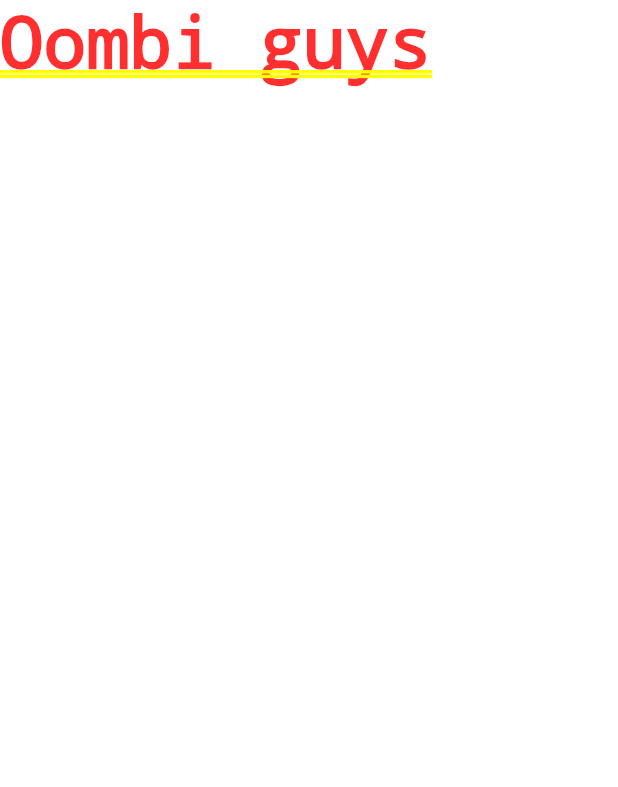
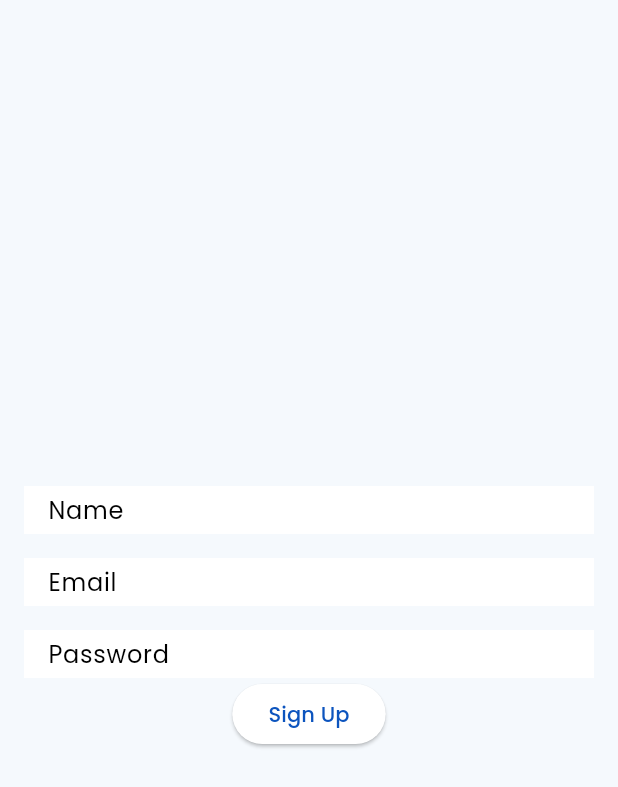
Before and after one commit to plokmij/e_store_pr, a Flutter app: the screen it shows after launch, on a phone screen of 412 x 824 dp. Shown: the top 787 px of the screen. Run offline on Flutter 3.47's test engine with Material 3 defaults, Android fonts, the phone set to English and light mode, and no system bars; our stand-ins replace cloud_firestore, email_validator, firebase_auth, firebase_core, google_fonts; accounts and stored records are empty.

Commit message:
feat: add basic theming to signup screen

```diff
--- a/lib/app.dart
+++ b/lib/app.dart
@@ -1,4 +1,6 @@
+import 'package:e_store_pr/features/authentication/screens/signup_screen.dart';
 import 'package:flutter/material.dart';
+import 'package:google_fonts/google_fonts.dart';
 import 'package:provider/provider.dart';
 
 import 'features/authentication/provider/auth_provider.dart';
@@ -7,14 +9,28 @@ import 'features/home/screens/home.dart';
 class MyApp extends StatelessWidget {
   const MyApp({super.key});
 
-  // This widget is the root of your application.
   @override
   Widget build(BuildContext context) {
     return MaterialApp(
       title: 'e Shop',
       theme: ThemeData(
-        colorScheme: ColorScheme.fromSeed(seedColor: Colors.deepPurple),
+        colorScheme: ColorScheme.fromSwatch().copyWith(
+          primary: const Color(0xff0c54be),
+          secondary: const Color(0xff303f60),
+          surface: const Color(0xfff5f9fd),
+        ),
+        scaffoldBackgroundColor: const Color(0xfff5f9fd),
         useMaterial3: true,
+        textTheme: GoogleFonts.poppinsTextTheme(),
+        inputDecorationTheme: const InputDecorationTheme(
+          filled: true,
+          fillColor: Colors.white,
+          isDense: true,
+          border: InputBorder.none,
+          hintStyle: TextStyle(
+            color: Colors.black,
+          ),
+        ),
       ),
       home: Consumer<AuthProvider>(
         builder: (context, provider, _) {
@@ -25,7 +41,9 @@ class MyApp extends StatelessWidget {
           } else if (provider.isLoggedIn) {
             return const HomeScreen();
           } else {
-            return const Text('Oombi guys');
+            return const Scaffold(
+              body: SignupScreen(),
+            );
           }
         },
       ),
--- /dev/null
+++ b/lib/features/authentication/screens/signup_screen.dart
@@ -0,0 +1,79 @@
+import 'package:e_store_pr/features/authentication/provider/auth_provider.dart';
+import 'package:email_validator/email_validator.dart';
+import 'package:flutter/material.dart';
+import 'package:provider/provider.dart';
+
+class SignupScreen extends StatefulWidget {
+  const SignupScreen({super.key});
+
+  @override
+  State<SignupScreen> createState() => _SignupScreenState();
+}
+
+class _SignupScreenState extends State<SignupScreen> {
+  final _formKey = GlobalKey<FormState>();
+
+  String _email = '';
+  String _name = '';
+  String _password = '';
+
+  final _gap = const SizedBox(
+    height: 16,
+  );
+
+  @override
+  Widget build(BuildContext context) {
+    return Padding(
+      padding: const EdgeInsets.all(16.0),
+      child: Form(
+        key: _formKey,
+        child: Column(
+          mainAxisAlignment: MainAxisAlignment.center,
+          crossAxisAlignment: CrossAxisAlignment.center,
+          children: [
+            TextFormField(
+              decoration: const InputDecoration(hintText: 'Name'),
+              validator: (value) =>
+                  (value ?? '').isEmpty ? 'Please enter your name' : null,
+              onChanged: (value) {
+                _name = value;
+              },
+            ),
+            _gap,
+            TextFormField(
+              decoration: const InputDecoration(hintText: 'Email'),
+              validator: (value) =>
+                  (value ?? '').isEmpty || EmailValidator.validate(value!)
+                      ? null
+                      : 'Please enter a valid email',
+              onChanged: (value) {
+                _email = value;
+              },
+            ),
+            _gap,
+            TextFormField(
+              decoration: const InputDecoration(hintText: 'Password'),
+              obscureText: true,
+              validator: (value) => (value ?? '').isEmpty ? 'Password' : null,
+              onChanged: (value) {
+                _password = value;
+              },
+            ),
+            ElevatedButton(
+              onPressed: () {
+                if (_formKey.currentState!.validate()) {
+                  context.read<AuthProvider>().signUp(
+                        email: _email,
+                        name: _name,
+                        password: _password,
+                      );
+                }
+              },
+              child: const Text('Sign Up'),
+            ),
+          ],
+        ),
+      ),
+    );
+  }
+}
--- a/pubspec.yaml
+++ b/pubspec.yaml
@@ -16,6 +16,8 @@ dependencies:
   firebase_core: ^2.24.2
   cloud_firestore: ^4.14.0
   firebase_auth: ^4.16.0
+  email_validator: ^3.0.0
+  google_fonts: ^6.2.1
 
 dev_dependencies:
   flutter_test:
```
Also changed, not shown: lib/features/authentication/screens/login.dart (deleted), lib/features/authentication/screens/login_screen.dart (added), lib/features/authentication/screens/signup.dart (deleted), pubspec.lock, 1 other file.
